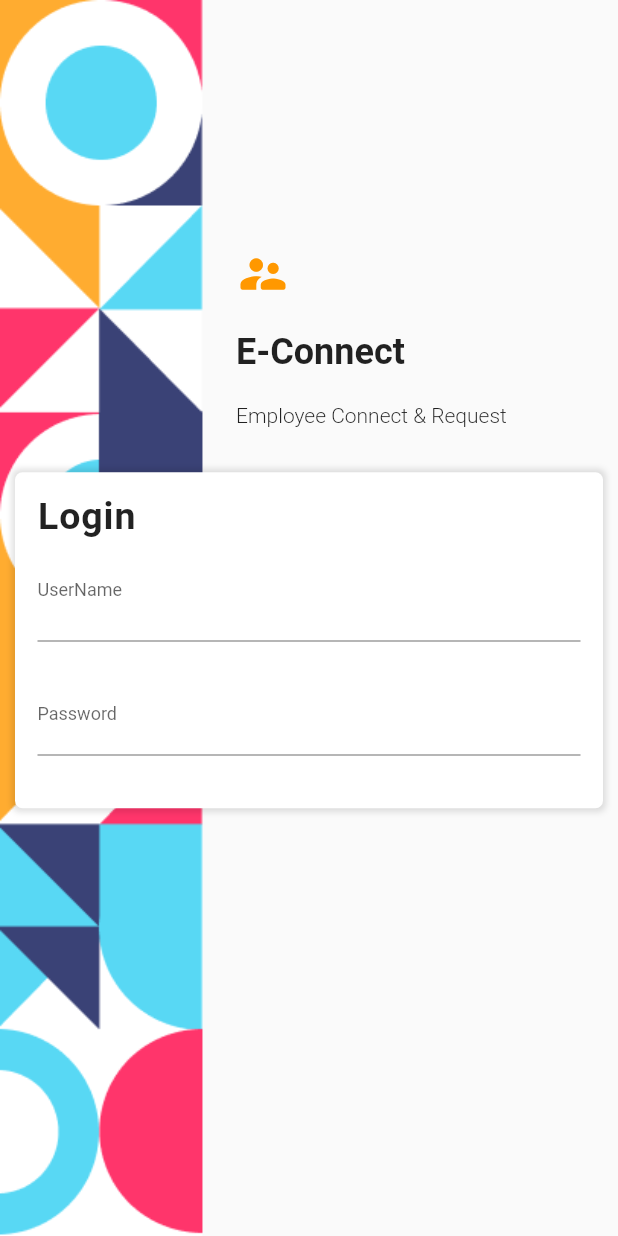
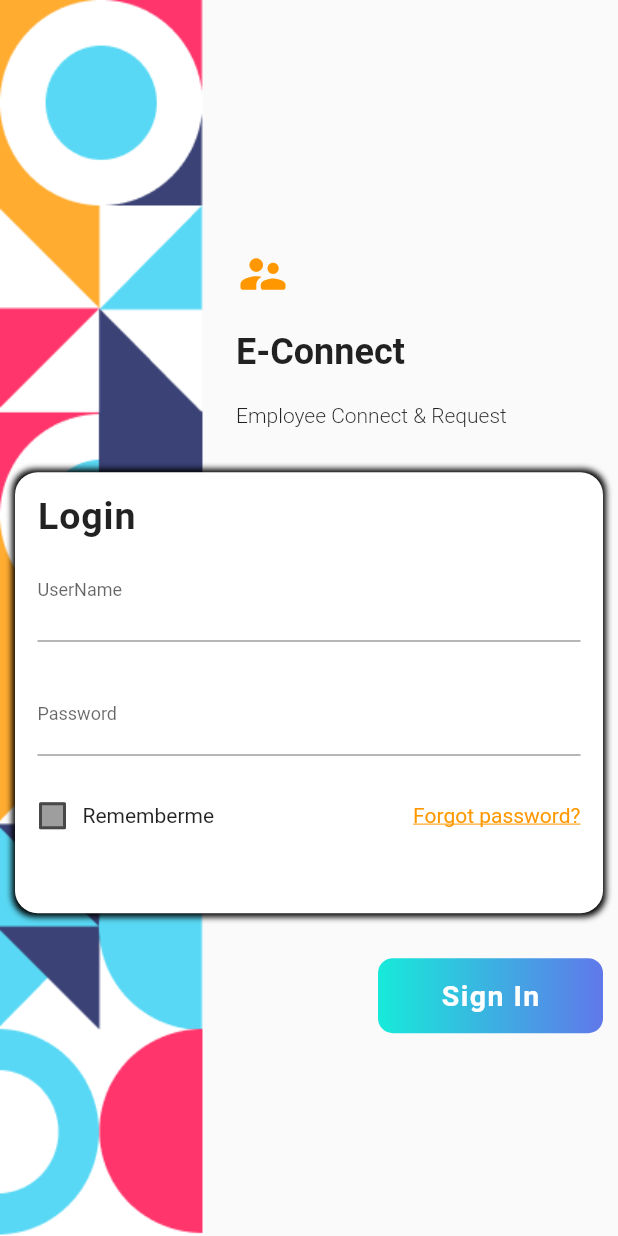
Before and after one commit to markssiw11/flutter-e_connect_app, a Flutter app: the screen it shows after launch, on a phone screen of 412 x 824 dp. Run offline on Flutter 3.47's test engine with Material 2 defaults, Android fonts, the phone set to English and light mode, and no system bars; our stand-ins replace curved_navigation_bar.

Commit message:
login screen

```diff
--- /dev/null
+++ b/lib/api/api_service.dart
@@ -0,0 +1,33 @@
+import 'dart:async';
+import 'dart:convert';
+
+import 'package:e_connect_app/model/login_model.dart';
+import 'package:http/http.dart' as http;
+
+class APIService {
+  Future<LoginResponseModel> login(LoginRequestModel requestModel) async {
+    var url = Uri.https(
+      "reqres.in",
+      '/api/login',
+    );
+    var requestJson = requestModel.toMap();
+    print(" json request $requestJson");
+    var data = {"email": "eve.holt@reqres.in", "password": "cityslicka"};
+      final response = await http.post(url, body: data).timeout(
+        const Duration(seconds: 10),
+        onTimeout: () {
+          return http.Response(
+              'Timeout', 500); // Replace 500 with your http code.
+        },
+      );
+      print('response ${response.body}');
+      if (response.statusCode == 200 || response.statusCode == 400) {
+        return LoginResponseModel.fromJson(response.body);
+      } else {
+       LoginResponseModel defaultReponse = new LoginResponseModel(error: "Error");
+        print("errorexception");
+        return LoginResponseModel.fromJson(defaultReponse.toJson());
+      }
+
+  }
+}
--- a/lib/main.dart
+++ b/lib/main.dart
@@ -1,6 +1,7 @@
 import 'package:e_connect_app/pages/bottom_navigator_page.dart';
 import 'package:e_connect_app/pages/home_page.dart';
 import 'package:e_connect_app/pages/login_page.dart';
+import 'package:e_connect_app/utils/routes.dart';
 import 'package:flutter/material.dart';
 
 void main() {
@@ -11,12 +12,19 @@ class MyApp extends StatelessWidget {
   @override
   Widget build(BuildContext context) {
     return MaterialApp(
-      title: 'Flutter Demo',
+      title: '',
       theme: ThemeData(
         primarySwatch: Colors.blue,
       ),
       debugShowCheckedModeBanner: false,
-      home: LoginPage(),
+      // home: LoginPage(),
+      initialRoute: MyRoutes.loginRoute,
+      routes: {
+        '/': (context) => LoginPage(),
+        MyRoutes.homeRoute: (context) => HomePage(),
+        MyRoutes.loginRoute: (context) => LoginPage(),
+
+      }
       // home: HomePage()
 
     );
--- /dev/null
+++ b/lib/model/login_model.dart
@@ -0,0 +1,106 @@
+import 'dart:convert';
+
+class LoginRequestModel {
+  String email;
+  String password;
+  LoginRequestModel({
+     required this.email,
+     required this.password,
+  });
+
+
+  LoginRequestModel copyWith({
+    String? email,
+    String? password,
+  }) {
+    return LoginRequestModel(
+      email: email ?? this.email,
+      password: password ?? this.password,
+    );
+  }
+
+  Map<String, dynamic> toMap() {
+    return {
+      'email': email.trim(),
+      'password': password.trim(),
+    };
+  }
+
+  factory LoginRequestModel.fromMap(Map<String, dynamic> map) {
+    return LoginRequestModel(
+      email: map['email'],
+      password: map['password'],
+    );
+  }
+
+  String toJson() => json.encode(toMap());
+
+  factory LoginRequestModel.fromJson(String source) => LoginRequestModel.fromMap(json.decode(source));
+
+  @override
+  String toString() => 'LoginRequestModel(email: $email, password: $password)';
+
+  @override
+  bool operator ==(Object other) {
+    if (identical(this, other)) return true;
+
+    return other is LoginRequestModel &&
+      other.email == email &&
+      other.password == password;
+  }
+
+  @override
+  int get hashCode => email.hashCode ^ password.hashCode;
+}
+class LoginResponseModel {
+  final String? token;
+  final String? error;
+  LoginResponseModel({
+     this.token,
+     this.error,
+  });
+
+
+  LoginResponseModel copyWith({
+    String? token,
+    String? error,
+  }) {
+    return LoginResponseModel(
+      token: token ?? this.token,
+      error: error ?? this.error,
+    );
+  }
+
+  Map<String, dynamic> toMap() {
+    return {
+      'token': token,
+      'error': error,
+    };
+  }
+
+  factory LoginResponseModel.fromMap(Map<String, dynamic> map) {
+    return LoginResponseModel(
+      token: map['token'],
+      error: map['error'],
+    );
+  }
+
+  String toJson() => json.encode(toMap());
+
+  factory LoginResponseModel.fromJson(String source) => LoginResponseModel.fromMap(json.decode(source));
+
+  @override
+  String toString() => 'LoginResponseModel(token: $token, error: $error)';
+
+  @override
+  bool operator ==(Object other) {
+    if (identical(this, other)) return true;
+
+    return other is LoginResponseModel &&
+      other.token == token &&
+      other.error == error;
+  }
+
+  @override
+  int get hashCode => token.hashCode ^ error.hashCode;
+}
--- a/lib/pages/login_page.dart
+++ b/lib/pages/login_page.dart
@@ -1,5 +1,7 @@
+import 'package:e_connect_app/widgets/checkbox_widget.dart';
 import 'package:e_connect_app/widgets/login/login_form_widget.dart';
 import 'package:e_connect_app/widgets/login/login_title_widget.dart';
+import 'package:e_connect_app/widgets/progess_hud.dart';
 import 'package:flutter/cupertino.dart';
 import 'package:flutter/material.dart';
 
@@ -9,12 +11,21 @@ class LoginPage extends StatefulWidget {
 }
 
 class _LoginPageState extends State<LoginPage> {
-    void initState() {
-   FocusScope.of(context).unfocus();
-   super.initState();
-   }
+  final ButtonStyle style =
+      ElevatedButton.styleFrom(textStyle: const TextStyle(fontSize: 20));
+  bool isLoading = false;
   @override
   Widget build(BuildContext context) {
+    return ProgressHUD(
+        child: _loginContext(context), inAsyncCall: isLoading, opacity: 0.3);
+  }
+  void onChangeLoading( bool value ) {
+    setState(() {
+      isLoading= value;
+    });
+  }
+
+  Widget _loginContext(BuildContext context) {
     return Scaffold(
         body: SingleChildScrollView(
       child: GestureDetector(
@@ -32,16 +43,22 @@ class _LoginPageState extends State<LoginPage> {
                         fit: BoxFit.fitHeight,
                         alignment: Alignment.centerLeft)),
                 child: Column(
-                    mainAxisSize: MainAxisSize.max,
+                  // crossAxisAlignment: CrossAxisAlignment.end,
                   children: [
                     titleWidget(context),
-                      LoginForm()
+                    LoginForm(
+                      onChangeLoading: (bool value) => onChangeLoading(value)
+                    ),
+                    SizedBox(
+                      height: 20,
+                    ),
                   ],
                 ),
               ),
             ],
           )),
-      )
+    ),
+
     );
   }
 }
--- /dev/null
+++ b/lib/utils/routes.dart
@@ -0,0 +1,5 @@
+  class MyRoutes {
+    static String loginRoute = './login';
+    static String homeRoute = './home';
+
+  }
--- /dev/null
+++ b/lib/widgets/checkbox_widget.dart
@@ -0,0 +1,64 @@
+import 'package:flutter/material.dart';
+
+class CheckBoxWidget extends StatefulWidget {
+  final String title;
+  const CheckBoxWidget({Key? key, required this.title}) : super(key: key);
+
+  @override
+  State<CheckBoxWidget> createState() => _CheckBoxWidgetState();
+}
+
+/// This is the private State class that goes with CheckBoxWidget.
+class _CheckBoxWidgetState extends State<CheckBoxWidget> {
+  bool isChecked = false;
+
+  @override
+  Widget build(BuildContext context) {
+    Color getColor(Set<MaterialState> states) {
+      const Set<MaterialState> interactiveStates = <MaterialState>{
+        MaterialState.pressed,
+        MaterialState.hovered,
+        MaterialState.focused,
+      };
+      const Set<MaterialState> selectedStates = <MaterialState>{
+        MaterialState.pressed,
+        MaterialState.hovered,
+        MaterialState.focused,
+        MaterialState.selected,
+      };
+      if (states.any(interactiveStates.contains)) {
+        return Colors.blue;
+      }
+      if (states.any(selectedStates.contains)) {
+        return Colors.green;
+      }
+      return Colors.grey;
+    }
+
+    return Container(
+      padding: const EdgeInsets.only(right: 10),
+      child: Row(
+        crossAxisAlignment: CrossAxisAlignment.center,
+        children: [
+          SizedBox(
+            height: 20.0,
+            width: 20.0,
+            child: Checkbox(
+              checkColor: Colors.white,
+              fillColor: MaterialStateProperty.resolveWith(getColor),
+              value: isChecked,
+              activeColor: Colors.green,
+              onChanged: (bool? value) {
+                setState(() {
+                  isChecked = value!;
+                });
+              },
+            ),
+          ),
+          SizedBox(width: 10,),
+          Text(widget.title)
+        ],
+      ),
+    );
+  }
+}
--- /dev/null
+++ b/lib/widgets/login/button_login_widget.dart
@@ -0,0 +1,44 @@
+
+import 'package:flutter/material.dart';
+
+class LoginButton extends StatelessWidget {
+  final void Function() onPress;
+  const LoginButton({Key? key, required this.onPress}) : super(key: key);
+
+  @override
+  Widget build(BuildContext context) {
+    return Row(
+      mainAxisAlignment: MainAxisAlignment.end,
+      children: [
+        InkWell(
+          child: Container(
+              width: 150,
+              height: 50,
+              decoration: BoxDecoration(
+                gradient: LinearGradient(colors: [
+                  Color(0xFF17ead9),
+                  Color(0xFF6078ea),
+                ]),
+                borderRadius: BorderRadius.circular(10),
+              ),
+              child: Material(
+                color: Colors.transparent,
+                child: InkWell(
+                  onTap: () {onPress();},
+                  child: Center(
+                    child: Text(
+                      "Sign In",
+                      style: TextStyle(
+                          color: Colors.white,
+                          fontSize: 19,
+                          fontWeight: FontWeight.bold,
+                          letterSpacing: 1.0),
+                    ),
+                  ),
+                ),
+              )),
+        )
+      ],
+    );
+  }
+}
--- a/lib/widgets/login/login_form_widget.dart
+++ b/lib/widgets/login/login_form_widget.dart
@@ -1,9 +1,15 @@
+import 'package:e_connect_app/api/api_service.dart';
+import 'package:e_connect_app/model/login_model.dart';
+import 'package:e_connect_app/utils/routes.dart';
+import 'package:e_connect_app/widgets/checkbox_widget.dart';
+import 'package:e_connect_app/widgets/login/button_login_widget.dart';
+import 'package:e_connect_app/widgets/progess_hud.dart';
 import 'package:flutter/cupertino.dart';
 import 'package:flutter/material.dart';
 
-
 class LoginForm extends StatefulWidget {
-  const LoginForm({Key? key}) : super(key: key);
+  final void Function(bool isLoading) onChangeLoading;
+  const LoginForm({Key? key, required this.onChangeLoading}) : super(key: key);
 
   @override
   _LoginFormState createState() => _LoginFormState();
@@ -11,11 +17,37 @@ class LoginForm extends StatefulWidget {
 
 class _LoginFormState extends State<LoginForm> {
   final _formKey = GlobalKey<FormState>();
+  late LoginRequestModel requestModel;
   String userName = '';
   String passWord = '';
   @override
+  void initState() {
+    super.initState();
+    requestModel = new LoginRequestModel(email: userName, password: passWord);
+  }
+
+  void moveToHome(BuildContext context) async {
+    if (isValidForm()) {
+      _formKey.currentState!.save();
+      widget.onChangeLoading(true);
+      APIService apiService = new APIService();
+      apiService.login(requestModel).then((value) => {
+            widget.onChangeLoading(false),
+            if (value.token!.isNotEmpty)
+              {Navigator.pushNamed(context, MyRoutes.homeRoute)}
+          });
+    }
+  }
+
+  bool isValidForm() {
+    return _formKey.currentState!.validate();
+  }
+
+  @override
   Widget build(BuildContext context) {
-    return Container(
+    return Column(
+      children: [
+        Container(
           padding: const EdgeInsets.all(10),
           child: Form(
             key: _formKey,
@@ -26,10 +58,12 @@ class _LoginFormState extends State<LoginForm> {
                   padding: const EdgeInsets.all(15),
                   decoration: BoxDecoration(
                     color: Colors.white,
-                borderRadius: BorderRadius.circular(5),
+                    borderRadius: BorderRadius.circular(15),
                     boxShadow: [
                       BoxShadow(
-                      color: Colors.black12, spreadRadius: 2, blurRadius: 3.0),
+                          color: Colors.black,
+                          spreadRadius: 2,
+                          blurRadius: 3.0),
                     ],
                   ),
                   child: Column(
@@ -44,6 +78,7 @@ class _LoginFormState extends State<LoginForm> {
                       ),
                       TextFormField(
                         initialValue: userName,
+                        autocorrect: false,
                         decoration: InputDecoration(
                             labelText: 'UserName',
                             labelStyle: TextStyle(
@@ -56,6 +91,9 @@ class _LoginFormState extends State<LoginForm> {
                             userName = value;
                           });
                         },
+                        onSaved: (input) => {
+                          if (input!.isNotEmpty) {requestModel.email = input}
+                        },
                         validator: (value) {
                           if (value == null || value.isEmpty) {
                             return 'Please enter some text';
@@ -67,6 +105,7 @@ class _LoginFormState extends State<LoginForm> {
                       ),
                       TextFormField(
                         obscureText: true,
+                        autocorrect: false,
                         initialValue: passWord,
                         decoration: InputDecoration(
                             labelText: 'Password',
@@ -78,6 +117,9 @@ class _LoginFormState extends State<LoginForm> {
                             passWord = value;
                           });
                         },
+                        onSaved: (input) => {
+                          if (input!.isNotEmpty) {requestModel.password = input}
+                        },
                         validator: (value) {
                           if (value == null || value.isEmpty) {
                             return 'Please enter some text';
@@ -85,17 +127,37 @@ class _LoginFormState extends State<LoginForm> {
                         },
                       ),
                       SizedBox(
-                    height: 20,
+                        height: 30,
                       ),
                       Row(
-                    children: [],
+                        mainAxisAlignment: MainAxisAlignment.spaceBetween,
+                        children: [
+                          CheckBoxWidget(title: 'Rememberme'),
+                          Text(
+                            "Forgot password?",
+                            style: TextStyle(
+                                decoration: TextDecoration.underline,
+                                color: Colors.orange),
                           )
                         ],
+                      ),
+                      SizedBox(
+                        height: 40,
+                      ),
+                    ],
+                  ),
+                ),
+                Padding(
+                  padding: const EdgeInsets.only(top: 30),
+                  child: LoginButton(
+                    onPress: () => moveToHome(context),
                   ),
                 )
               ],
             ),
           ),
+        )
+      ],
     );
   }
 }
--- /dev/null
+++ b/lib/widgets/progess_hud.dart
@@ -0,0 +1,43 @@
+import 'package:flutter/material.dart';
+
+class ProgressHUD extends StatelessWidget {
+
+  final Widget child;
+  final bool inAsyncCall;
+  final double opacity;
+  final Color color;
+  const ProgressHUD({
+    Key? key,
+    required this.child,
+    required this.inAsyncCall,
+    required this.opacity,
+    this.color = Colors.green,
+  }) : super(key: key);
+
+
+
+  @override
+  Widget build(BuildContext context) {
+    List<Widget> widgetList = [];
+    widgetList.add(child);
+    if (inAsyncCall) {
+      final modal = new Stack(
+        children: [
+          new Opacity(
+            opacity: opacity,
+            child: ModalBarrier(dismissible: false, color: color),
+          ),
+           new Center(
+             child: Container(
+               child: new CircularProgressIndicator( color: Colors.green,),
+             ),
+           ),
+        ],
+      );
+      widgetList.add(modal);
+    }
+    return Stack(
+      children: widgetList,
+    );
+  }
+}
--- /dev/null
+++ b/lib/widgets/snack_bar_widget.dart
@@ -0,0 +1,13 @@
+import 'package:flutter/material.dart';
+
+void showSnackBar(context, String title) {
+  ScaffoldMessenger.of(context).showSnackBar(new SnackBar(
+    content: new Text(title),
+    duration: const Duration(milliseconds: 1000),
+    padding: const EdgeInsets.symmetric(
+      horizontal: 8.0, // Inner padding for SnackBar content.
+    ),
+    behavior: SnackBarBehavior.floating,
+    // shape: RoundedRectangleBorder(borderRadius: BorderRadius.circular(8)),
+  ));
+}
--- a/pubspec.yaml
+++ b/pubspec.yaml
@@ -23,14 +23,11 @@ environment:
 dependencies:
   flutter:
     sdk: flutter
-
-
-  # The following adds the Cupertino Icons font to your application.
-  # Use with the CupertinoIcons class for iOS style icons.
   cupertino_icons: ^1.0.2
   get: ^4.1.4
   flutter_launcher_icons: ^0.9.0
   curved_navigation_bar: ^1.0.1
+  http: ^0.13.3
 dev_dependencies:
   flutter_test:
     sdk: flutter
```
Also changed, not shown: pubspec.lock. Lines whose indentation alone changed are shown as unchanged.
